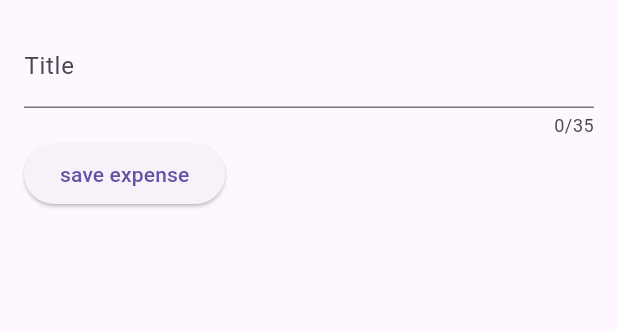
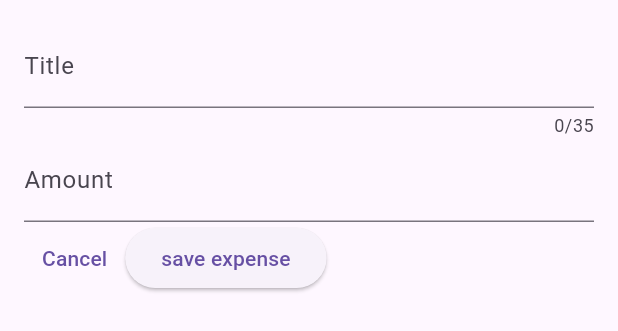
Before and after one commit to OussemaDammak/Expense_Tracker, a Flutter app: the NewExpense widget shown alone on an empty page, opened directly, on a phone screen of 412 x 824 dp. Shown: the top 331 px of the screen. Run offline on Flutter 3.47's test engine with Material 3 defaults, Android fonts, the phone set to English and light mode, and no system bars.

Commit message:
add another input + cancel btn

```diff
--- a/lib/widgets/new_expense.dart
+++ b/lib/widgets/new_expense.dart
@@ -11,7 +11,7 @@ class NewExpense extends StatefulWidget {
 
 class _NewExpenseState extends State<NewExpense> {
   final _titleController = TextEditingController();
-
+  final _amountController=TextEditingController();
   @override
   void dispose() {
     _titleController.dispose();
@@ -31,14 +31,30 @@ class _NewExpenseState extends State<NewExpense> {
               label: Text('Title'),
             ),
           ),
+          TextField(
+            controller:_amountController,
+            keyboardType: TextInputType.number ,
+            decoration: const InputDecoration(
+              prefixText: '\$',
+              label: Text('Amount'),
+            ),
+          ),
           Row(
             children: [
+              TextButton(
+                onPressed: () {
+                  Navigator.pop(context);
+                },
+                child: const Text('Cancel'),
+              ),
               ElevatedButton(
                 onPressed: () {
                   print(_titleController.text);
+                  print(_amountController.text);
                 },
                 child: const Text('save expense'),
               ),
+
             ],
           ),
         ],
```
